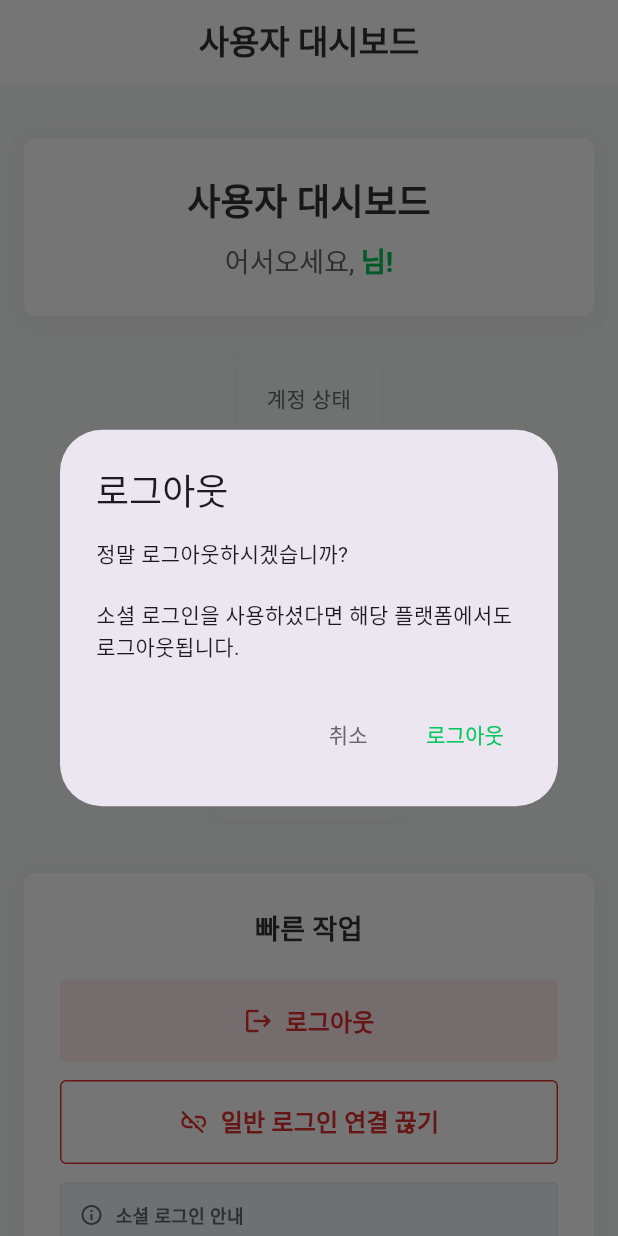
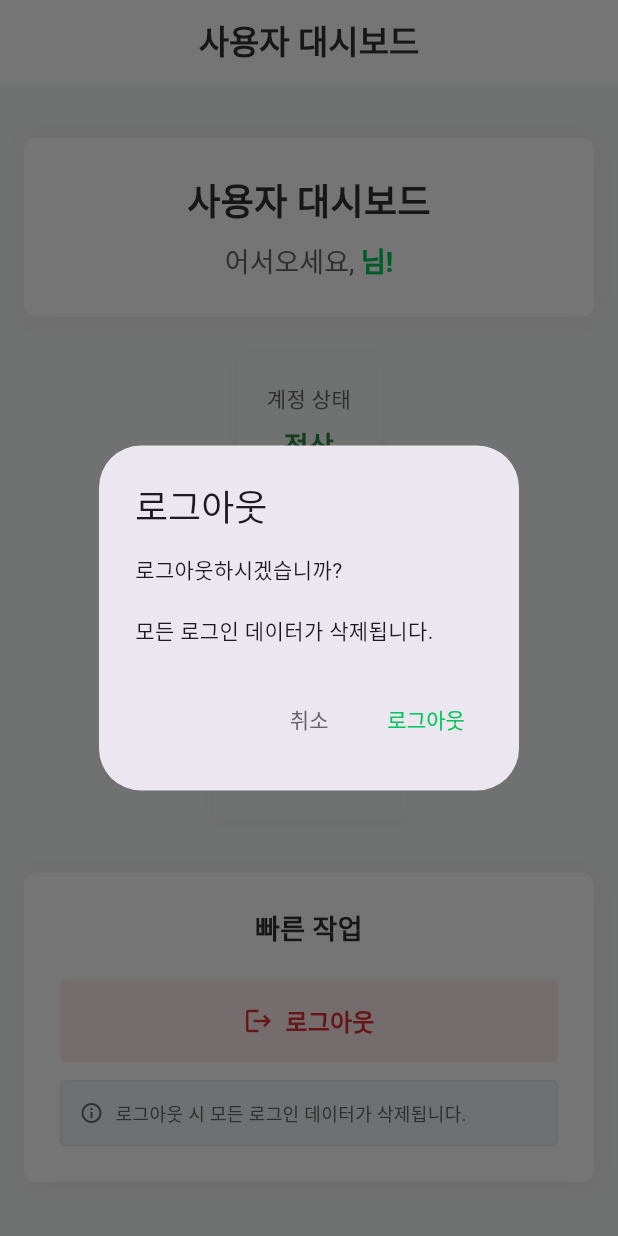
Before and after one commit to rmsals8/login-flutter, a Flutter app: the DashboardScreen screen opened by its route, after a tap on "로그아웃", on a phone screen of 412 x 824 dp. Run offline on Flutter 3.47's test engine with Material 3 defaults, Android fonts, the phone set to English and light mode, and no system bars; our stand-ins replace app_links, dio, flutter_dotenv, go_router, shared_preferences; missing offline and left inert: flutter_naver_login, kakao_flutter_sdk_user, universal_html; accounts and stored records are empty; statements that could not run were skipped.

Commit message:
로그아웃 할 때 데이터 삭제않되는 오류 발생 ..

```diff
--- a/lib/presentation/screens/dashboard_screen.dart
+++ b/lib/presentation/screens/dashboard_screen.dart
@@ -374,21 +374,106 @@ class _DashboardScreenState extends State<DashboardScreen> {
       ),
     );
   }
+// 🔥 간단하고 강력한 로그아웃 메소드 (모든 데이터 삭제)
+Future<void> _handleSimpleLogout() async {
+  print('🚪 간단 로그아웃 시작');
 
-  // 🔥 로그아웃 버튼들을 빌드하는 새로운 메소드
+  // 사용자에게 확인 받기
+  final confirmed = await DialogHelper.showConfirmDialog(
+    context,
+    '로그아웃하시겠습니까?\n\n모든 로그인 데이터가 삭제됩니다.',
+    title: '로그아웃',
+    confirmText: '로그아웃',
+    cancelText: '취소',
+  );
+
+  if (!confirmed) {
+    print('로그아웃 취소됨');
+    return;
+  }
+
+  if (!mounted) return;
+
+  // 로딩 상태 시작
+  setState(() {
+    _isLoading = true;
+  });
+
+  try {
+    print('🔄 로그아웃 처리 시작');
+
+    final authProvider = context.read<AuthProvider>();
+    final loginProvider = context.read<LoginProvider>();
+
+    // 🔥 AuthProvider에서 완전 로그아웃 처리 (모든 데이터 삭제)
+    await authProvider.logout();
+    print('✅ AuthProvider 완전 로그아웃 완료');
+
+    // 🔥 LoginProvider 초기화
+    loginProvider.onLogout();
+    print('✅ LoginProvider 초기화 완료');
+
+    // 성공 메시지 표시 (짧게)
+    if (mounted) {
+      ScaffoldMessenger.of(context).showSnackBar(
+        const SnackBar(
+          content: Text(
+            '로그아웃되었습니다',
+            style: TextStyle(color: AppColors.white),
+          ),
+          backgroundColor: AppColors.success,
+          duration: Duration(seconds: 1),
+        ),
+      );
+    }
+
+    // 잠시 대기 후 로그인 화면으로 이동
+    await Future.delayed(const Duration(milliseconds: 500));
+
+    if (mounted) {
+      context.go('/login');
+      print('🚀 로그인 화면으로 이동 완료');
+    }
+
+  } catch (error) {
+    print('❌ 로그아웃 처리 중 오류: $error');
+
+    // 에러가 발생해도 로그인 화면으로 이동
+    if (mounted) {
+      ScaffoldMessenger.of(context).showSnackBar(
+        SnackBar(
+          content: const Text(
+            '로그아웃 중 오류가 발생했지만 로그아웃되었습니다',
+            style: TextStyle(color: AppColors.white),
+          ),
+          backgroundColor: AppColors.error,
+          duration: const Duration(seconds: 2),
+        ),
+      );
+
+      // 에러가 발생해도 로그인 화면으로 이동
+      context.go('/login');
+    }
+  } finally {
+    // 로딩 상태 종료
+    if (mounted) {
+      setState(() {
+        _isLoading = false;
+      });
+    }
+  }
+}
+// 🔥 로그아웃 버튼만 남기고 단순화 (연결 끊기 버튼 제거)
 Widget _buildLogoutButtons() {
   return Consumer<AuthProvider>(
     builder: (context, authProvider, child) {
-        final user = authProvider.currentUser;
-        final isSocialLogin = user?.loginType != 'normal';
-
       return Column(
         children: [
-            // 일반 로그아웃 버튼
+          // 단순한 로그아웃 버튼 하나만
           SizedBox(
             width: double.infinity,
             child: ElevatedButton(
-                onPressed: _isLoading ? null : _handleLogout,
+              onPressed: _isLoading ? null : _handleSimpleLogout,
               style: ElevatedButton.styleFrom(
                 backgroundColor: const Color(0xFFFFEBEE),
                 foregroundColor: const Color(0xFFE03131),
@@ -424,39 +509,7 @@ class _DashboardScreenState extends State<DashboardScreen> {
             ),
           ),
 
-            // 🔥 소셜 로그인 사용자에게만 완전 로그아웃 버튼 표시
-            if (isSocialLogin) ...[
-              const SizedBox(height: 12),
-              SizedBox(
-                width: double.infinity,
-                child: OutlinedButton(
-                  onPressed: _isLoading ? null : _handleCompleteLogout,
-                  style: OutlinedButton.styleFrom(
-                    foregroundColor: const Color(0xFFE03131),
-                    side: const BorderSide(color: Color(0xFFE03131)),
-                    padding: const EdgeInsets.symmetric(vertical: 16, horizontal: 20),
-                    shape: RoundedRectangleBorder(
-                      borderRadius: BorderRadius.circular(AppDimensions.borderRadius),
-                    ),
-                  ),
-                  child: Row(
-                    mainAxisAlignment: MainAxisAlignment.center,
-                    children: [
-                      const Icon(Icons.link_off, size: 20),
-                      const SizedBox(width: 8),
-                      Text(
-                        '${_getLoginMethodText(user?.loginType ?? 'normal')} 연결 끊기',
-                        style: TextStyle(
-                          fontSize: AppDimensions.fontSizeRegular,
-                          fontWeight: FontWeight.w600,
-                        ),
-                      ),
-                    ],
-                  ),
-                ),
-              ),
-
-              // 🔥 소셜 로그인 안내 텍스트
+          // 간단한 안내 텍스트
           const SizedBox(height: 12),
           Container(
             width: double.infinity,
@@ -466,9 +519,7 @@ class _DashboardScreenState extends State<DashboardScreen> {
               borderRadius: BorderRadius.circular(AppDimensions.borderRadius),
               border: Border.all(color: const Color(0xFFE5E7EB)),
             ),
-                child: Column(
-                  children: [
-                    Row(
+            child: Row(
               children: [
                 Icon(
                   Icons.info_outline,
@@ -478,36 +529,21 @@ class _DashboardScreenState extends State<DashboardScreen> {
                 const SizedBox(width: 8),
                 Expanded(
                   child: Text(
-                            '소셜 로그인 안내',
+                    '로그아웃 시 모든 로그인 데이터가 삭제됩니다.',
                     style: TextStyle(
                       fontSize: AppDimensions.fontSizeSmall,
-                              fontWeight: FontWeight.w600,
                       color: AppColors.textSecondary,
                     ),
                   ),
                 ),
               ],
             ),
-                    const SizedBox(height: 8),
-                    Text(
-                      '• 일반 로그아웃: ${_getLoginMethodText(user?.loginType ?? 'normal')}에서 로그아웃되고 우리 서비스에서도 로그아웃됩니다.\n'
-                      '• 연결 끊기: ${_getLoginMethodText(user?.loginType ?? 'normal')}과의 연결을 완전히 끊습니다. (되돌릴 수 없음)',
-                      style: TextStyle(
-                        fontSize: AppDimensions.fontSizeSmall,
-                        color: AppColors.textSecondary,
-                        height: 1.4,
           ),
-                    ),
-                  ],
-                ),
-              ),
-            ],
         ],
       );
     },
   );
 }
-
   Widget _buildFooter() {
     return Container(
       width: double.infinity,
--- a/lib/providers/auth_provider.dart
+++ b/lib/providers/auth_provider.dart
@@ -1,9 +1,11 @@
 // lib/presentation/providers/auth_provider.dart
 import 'package:flutter/material.dart';
+import 'package:login/core/utils/storage_helper.dart';
 import 'package:login/data/models/user_model.dart';
 import 'package:login/data/repositories/auth_repository.dart';
 import 'package:kakao_flutter_sdk_user/kakao_flutter_sdk_user.dart';
 import 'package:flutter_naver_login/flutter_naver_login.dart';
+import 'package:shared_preferences/shared_preferences.dart';
 
 class AuthProvider extends ChangeNotifier {
   final AuthRepository _authRepository = AuthRepository();
@@ -72,9 +74,9 @@ class AuthProvider extends ChangeNotifier {
     }
   }
 
-  // 🔥 완전히 새로 작성된 로그아웃 메소드 (소셜 로그아웃 포함)
+// 🔥 완전히 새로 작성된 로그아웃 메소드 (핵옵션 포함)
 Future<void> logout() async {
-    print('🚪 AuthProvider 완전 로그아웃 시작');
+  print('🚪 AuthProvider 핵옵션 로그아웃 시작');
 
   try {
     // 🔥 1. 소셜 로그인 플랫폼에서 로그아웃
@@ -83,7 +85,13 @@ class AuthProvider extends ChangeNotifier {
     // 🔥 2. 우리 서비스에서 로그아웃
     await _authRepository.logout();
 
-      // 🔥 3. 상태 초기화
+    // 🔥 3. StorageHelper의 핵옵션 사용
+    await StorageHelper.nuclearClear();
+
+    // 🔥 4. 추가 강제 삭제
+    await _additionalForceClear();
+
+    // 🔥 5. 상태 초기화
     _currentUser = null;
     _isAuthenticated = false;
 
@@ -91,10 +99,10 @@ class AuthProvider extends ChangeNotifier {
       notifyListeners();
     }
 
-      print('✅ AuthProvider 완전 로그아웃 성공');
+    print('✅ AuthProvider 핵옵션 로그아웃 성공');
 
   } catch (e) {
-      print('❌ AuthProvider 로그아웃 오류: $e');
+    print('❌ AuthProvider 핵옵션 로그아웃 오류: $e');
 
     // 오류가 발생해도 상태는 초기화
     _currentUser = null;
@@ -106,9 +114,47 @@ class AuthProvider extends ChangeNotifier {
   }
 }
 
-  // 🔥 소셜 로그인 플랫폼에서 로그아웃하는 private 메소드
+// 🔥 추가 강제 삭제 메소드
+Future<void> _additionalForceClear() async {
+  print('💥 추가 강제 삭제 시작');
+
+  try {
+    // 1. 카카오 SDK 강제 초기화
+    try {
+      await TokenManagerProvider.instance.manager.clear();
+      print('✅ 카카오 TokenManager 강제 삭제');
+    } catch (e) {
+      print('⚠️ 카카오 TokenManager 삭제 실패: $e');
+    }
+
+    // 2. 네이버 SDK 강제 초기화
+    try {
+      await FlutterNaverLogin.logOut();
+      await FlutterNaverLogin.logOutAndDeleteToken();
+      print('✅ 네이버 로그인 강제 삭제');
+    } catch (e) {
+      print('⚠️ 네이버 로그인 삭제 실패: $e');
+    }
+
+    // 3. SharedPreferences 직접 접근해서 강제 삭제
+    try {
+      final prefs = await SharedPreferences.getInstance();
+      await prefs.clear();
+      print('✅ SharedPreferences 직접 강제 삭제');
+    } catch (e) {
+      print('⚠️ SharedPreferences 직접 삭제 실패: $e');
+    }
+
+    print('✅ 추가 강제 삭제 완료');
+
+  } catch (e) {
+    print('❌ 추가 강제 삭제 실패: $e');
+  }
+}
+
+  // 🔥 소셜 로그인 플랫폼에서 로그아웃 + 로컬 데이터 완전 삭제 (통합 버전)
   Future<void> _logoutFromSocialPlatforms() async {
-    print('📱 소셜 플랫폼 로그아웃 시작');
+    print('📱 소셜 플랫폼 로그아웃 + 로컬 데이터 완전 삭제 시작');
 
     if (_currentUser == null || _currentUser!.loginType == 'normal') {
       print('일반 로그인 사용자 - 소셜 로그아웃 스킵');
@@ -116,52 +162,152 @@ class AuthProvider extends ChangeNotifier {
     }
 
     final loginType = _currentUser!.loginType;
-    print('로그인 타입: $loginType');
+    print('🎯 로그인 타입: $loginType');
 
-    // 카카오 로그아웃
+    // 카카오 로그아웃 + 데이터 삭제
     if (loginType == 'kakao') {
       await _logoutFromKakao();
     }
 
-    // 네이버 로그아웃
+    // 네이버 로그아웃 + 데이터 삭제
     if (loginType == 'naver') {
       await _logoutFromNaver();
     }
+
+    // 추가로 모든 소셜 로그인 관련 SharedPreferences 데이터 삭제
+    await _clearAllSocialLoginSharedPrefs();
+
+    print('✅ 소셜 플랫폼 로그아웃 + 로컬 데이터 완전 삭제 완료');
   }
 
-  // 🔥 카카오에서 로그아웃하는 메소드
+  // 🔥 카카오에서 완전 로그아웃 + 모든 데이터 삭제
   Future<void> _logoutFromKakao() async {
-    print('🍯 카카오 로그아웃 시작');
+    print('🍯 카카오 완전 로그아웃 + 데이터 삭제 시작');
 
     try {
-      // 카카오 로그인 상태 확인
+      // 1단계: 카카오 서버에서 로그아웃
+      try {
         final user = await UserApi.instance.me();
         if (user.id != null) {
-        print('카카오에 로그인되어 있음 - 로그아웃 진행');
-
-        // 카카오에서 로그아웃
+          print('카카오에 로그인되어 있음 - 서버 로그아웃 진행');
           await UserApi.instance.logout();
-        print('✅ 카카오 로그아웃 성공');
+          print('✅ 카카오 서버 로그아웃 성공');
         } else {
           print('카카오에 이미 로그아웃되어 있음');
         }
       } catch (e) {
-      print('⚠️ 카카오 로그아웃 실패 (이미 로그아웃되어 있을 수 있음): $e');
-      // 실패해도 계속 진행
+        print('⚠️ 카카오 서버 로그아웃 실패 (이미 로그아웃되어 있을 수 있음): $e');
+      }
+
+      // 2단계: 기기에 저장된 모든 카카오 토큰 데이터 완전 삭제
+      try {
+        await TokenManagerProvider.instance.manager.clear();
+        print('✅ 카카오 로컬 토큰 데이터 완전 삭제 성공');
+      } catch (e) {
+        print('⚠️ 카카오 로컬 토큰 삭제 실패: $e');
+      }
+
+      // 3단계: 추가 안전장치 - 카카오 SDK 초기화
+      try {
+        // 카카오 SDK를 완전히 초기화하여 모든 상태 리셋
+        await TokenManagerProvider.instance.manager.clear();
+        print('✅ 카카오 SDK 완전 초기화 성공');
+      } catch (e) {
+        print('⚠️ 카카오 SDK 초기화 실패: $e');
+      }
+
+      print('✅ 카카오 완전 로그아웃 + 데이터 삭제 완료');
+
+    } catch (e) {
+      print('❌ 카카오 로그아웃 + 데이터 삭제 중 오류: $e');
+      // 오류가 발생해도 로컬 토큰만이라도 삭제 시도
+      try {
+        await TokenManagerProvider.instance.manager.clear();
+        print('✅ 오류 발생했지만 카카오 로컬 토큰은 삭제 완료');
+      } catch (clearError) {
+        print('❌ 카카오 로컬 토큰 삭제도 실패: $clearError');
+      }
     }
   }
 
-  // 🔥 네이버에서 로그아웃하는 메소드
+  // 🔥 네이버에서 완전 로그아웃 + 모든 데이터 삭제
   Future<void> _logoutFromNaver() async {
-    print('🟢 네이버 로그아웃 시작');
+    print('🟢 네이버 완전 로그아웃 + 데이터 삭제 시작');
 
     try {
-      // 네이버 로그아웃
+      // 1단계: 네이버 서버에서 로그아웃
       await FlutterNaverLogin.logOut();
-      print('✅ 네이버 로그아웃 성공');
+      print('✅ 네이버 서버 로그아웃 성공');
+
+      // 2단계: 네이버 토큰 완전 삭제
+      try {
+        await FlutterNaverLogin.logOutAndDeleteToken();
+        print('✅ 네이버 토큰 완전 삭제 성공');
       } catch (e) {
-      print('⚠️ 네이버 로그아웃 실패 (이미 로그아웃되어 있을 수 있음): $e');
-      // 실패해도 계속 진행
+        print('⚠️ 네이버 토큰 추가 삭제 실패 (이미 삭제되었을 수 있음): $e');
+      }
+
+      print('✅ 네이버 완전 로그아웃 + 데이터 삭제 완료');
+
+    } catch (e) {
+      print('❌ 네이버 로그아웃 + 데이터 삭제 실패: $e');
+    }
+  }
+
+  // 🔥 SharedPreferences의 소셜 로그인 관련 데이터 완전 삭제
+  Future<void> _clearAllSocialLoginSharedPrefs() async {
+    print('🧹 SharedPreferences의 모든 소셜 로그인 데이터 삭제 시작');
+
+    try {
+      final prefs = await SharedPreferences.getInstance();
+
+      // 🔥 모든 키를 가져와서 소셜 로그인 관련 키들을 찾아서 삭제
+      final allKeys = prefs.getKeys();
+      print('📋 현재 저장된 모든 키: $allKeys');
+
+      // 소셜 로그인 관련 키 패턴들
+      final socialKeyPatterns = [
+        'kakao',
+        'naver',
+        'social',
+        'oauth',
+        'token',
+        'auth',
+      ];
+
+      // 패턴이 포함된 키들 찾아서 삭제
+      for (String key in allKeys) {
+        for (String pattern in socialKeyPatterns) {
+          if (key.toLowerCase().contains(pattern.toLowerCase())) {
+            await prefs.remove(key);
+            print('🗑️ 삭제된 SharedPreferences 키: $key');
+            break;
+          }
+        }
+      }
+
+      // 추가로 명시적 키들도 삭제
+      final explicitSocialKeys = [
+        'kakao_token',
+        'naver_token',
+        'social_login_type',
+        'social_user_info',
+        'login_type',
+        'access_token',
+        'refresh_token',
+      ];
+
+      for (String key in explicitSocialKeys) {
+        if (prefs.containsKey(key)) {
+          await prefs.remove(key);
+          print('🗑️ 삭제된 명시적 키: $key');
+        }
+      }
+
+      print('✅ SharedPreferences 소셜 로그인 데이터 완전 삭제 완료');
+
+    } catch (e) {
+      print('❌ SharedPreferences 소셜 로그인 데이터 삭제 중 오류: $e');
     }
   }
 
@@ -187,6 +333,9 @@ class AuthProvider extends ChangeNotifier {
         await _unlinkNaver();
       }
 
+      // 연결 끊기 후에도 로컬 데이터 삭제
+      await _clearAllSocialLoginSharedPrefs();
+
       print('✅ 소셜 계정 연결 끊기 완료');
 
     } catch (e) {
@@ -198,7 +347,8 @@ class AuthProvider extends ChangeNotifier {
   Future<void> _unlinkKakao() async {
     try {
       await UserApi.instance.unlink();
-      print('✅ 카카오 연결 끊기 성공');
+      await TokenManagerProvider.instance.manager.clear();
+      print('✅ 카카오 연결 끊기 + 데이터 삭제 성공');
     } catch (e) {
       print('❌ 카카오 연결 끊기 실패: $e');
       rethrow;
@@ -208,10 +358,10 @@ class AuthProvider extends ChangeNotifier {
   // 🔥 네이버 연결 끊기
   Future<void> _unlinkNaver() async {
     try {
-      // 네이버는 앱에서 직접 연결 끊기를 지원하지 않으므로
-      // 로그아웃만 진행
+      // 네이버는 앱에서 직접 연결 끊기를 지원하지 않으므로 로그아웃만 진행
       await FlutterNaverLogin.logOut();
-      print('✅ 네이버 로그아웃 완료 (연결 끊기는 웹에서만 가능)');
+      await FlutterNaverLogin.logOutAndDeleteToken();
+      print('✅ 네이버 로그아웃 + 데이터 삭제 완료 (연결 끊기는 웹에서만 가능)');
     } catch (e) {
       print('❌ 네이버 로그아웃 실패: $e');
       rethrow;
```
Also changed, not shown: lib/core/utils/storage_helper.dart (+55 -0 lines). Lines whose indentation alone changed are shown as unchanged.
